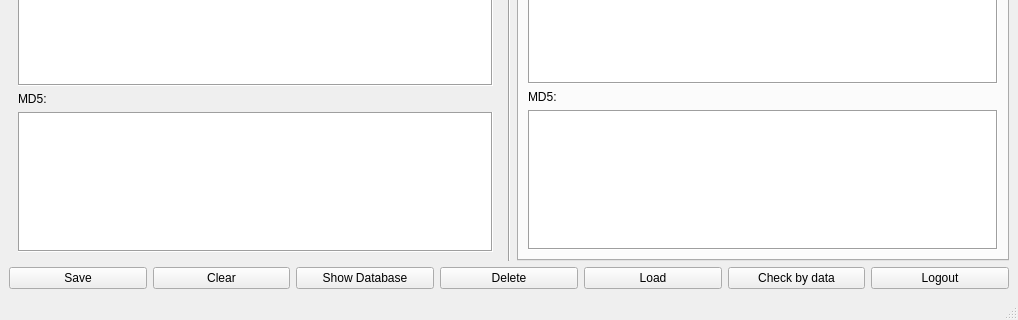
Before: the Qt Designer form check.ui in conbaodn/integrity, drawn with Qt 5; both pictures show x 0 to 1018 and y 341 to 661 of the 1018 by 661 pixel window.
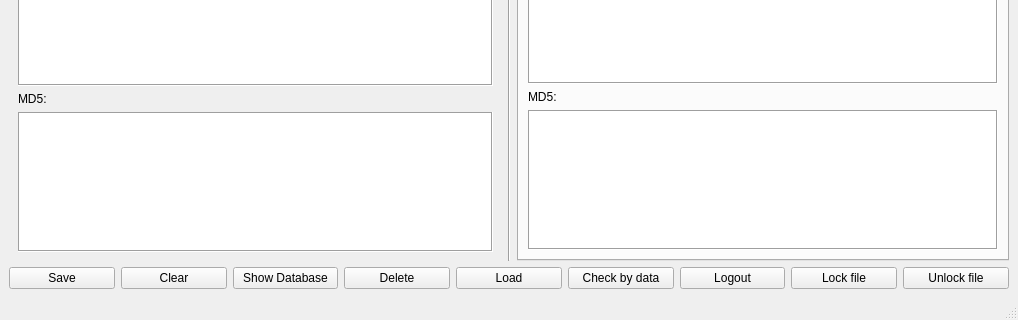
After: the same form once the commit is applied.

Diff of the .ui file:
```diff
--- a/check.ui
+++ b/check.ui
@@ -232,6 +232,20 @@
         </property>
        </widget>
       </item>
+      <item>
+       <widget class="QPushButton" name="btn_lock_file">
+        <property name="text">
+         <string>Lock file</string>
+        </property>
+       </widget>
+      </item>
+      <item>
+       <widget class="QPushButton" name="btn_unlock_file">
+        <property name="text">
+         <string>Unlock file</string>
+        </property>
+       </widget>
+      </item>
      </layout>
     </item>
     <item row="0" column="2">
```
